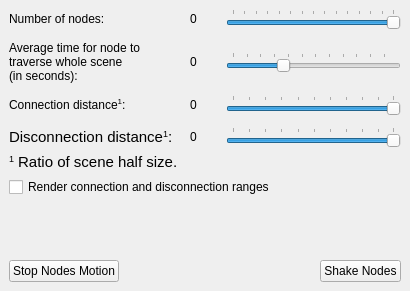
First picture: the form in Computer_networks/p2p/src/forms/main_dockable_panel.ui, repository rutsky/semester09, before the edit.
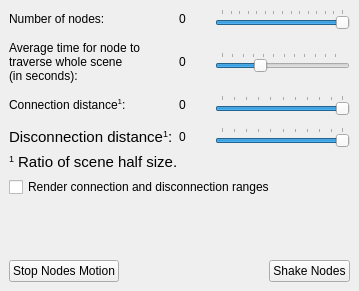
Second picture: the form after the edit.

Patch:
```diff
--- a/Computer_networks/p2p/src/forms/main_dockable_panel.ui
+++ b/Computer_networks/p2p/src/forms/main_dockable_panel.ui
@@ -6,7 +6,7 @@
    <rect>
     <x>0</x>
     <y>0</y>
-    <width>410</width>
+    <width>359</width>
     <height>291</height>
    </rect>
   </property>
```
